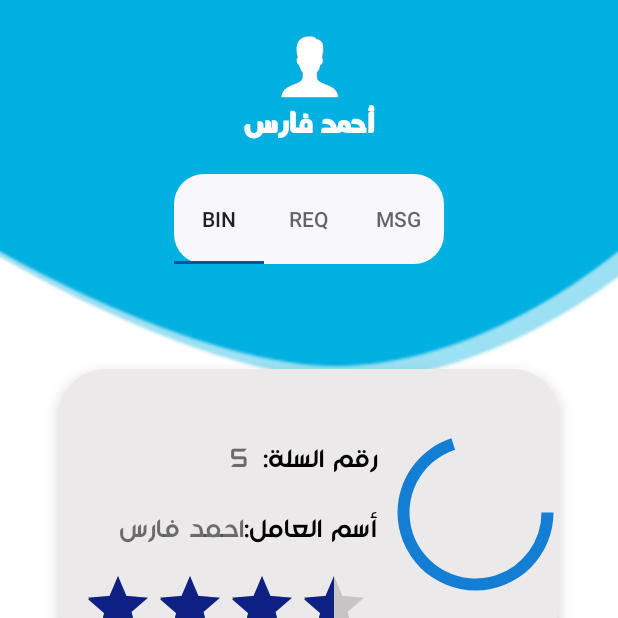
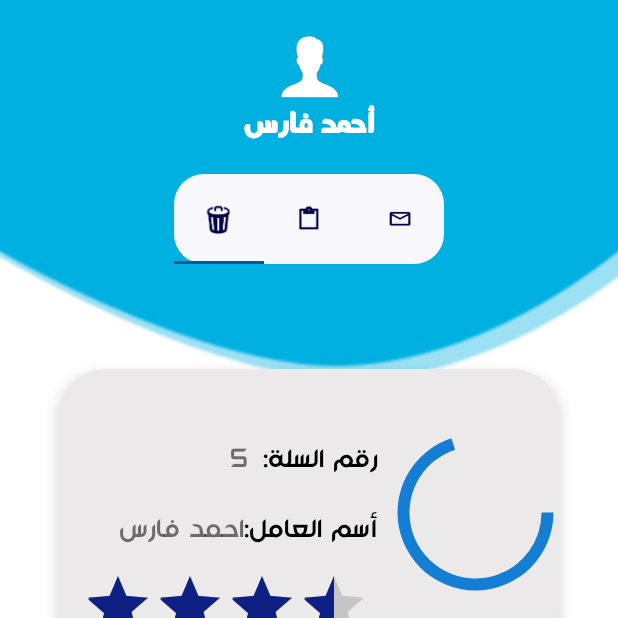
Before and after one commit to A-Fares/GMIS, an Android app: the screen it shows after launch (MainActivity), on a phone screen of 412 x 824 dp, the top half of it. Run offline under Robolectric (Android 15) with nearby library versions, the phone set to English and light mode, and no system bars.

Commit message:
Set icons for tabLayout

```diff
--- a/app/src/main/java/com/example/gmisproject/MainActivity.java
+++ b/app/src/main/java/com/example/gmisproject/MainActivity.java
@@ -31,15 +31,12 @@ public class MainActivity extends AppCompatActivity {
 
         tabLayout.setupWithViewPager(viewPager);
 
-        final TabLayout.Tab msg=tabLayout.newTab();
-        final TabLayout.Tab trash=tabLayout.newTab();
-        final TabLayout.Tab request=tabLayout.newTab();
-
-        msg.setIcon(R.drawable.msg);
-        trash.setIcon(R.drawable.trash);
-        request.setIcon(R.drawable.req1);
 
         tabLayout.setSelectedTabIndicatorColor(ContextCompat.getColor(this,R.color.colorPrimaryDark));
-        viewPager.addOnPageChangeListener(new TabLayout.TabLayoutOnPageChangeListener(tabLayout));
+     //   viewPager.addOnPageChangeListener(new TabLayout.TabLayoutOnPageChangeListener(tabLayout));
+
+        tabLayout.getTabAt(0).setIcon(R.drawable.trash);
+        tabLayout.getTabAt(1).setIcon(R.drawable.req1);
+        tabLayout.getTabAt(2).setIcon(R.drawable.msg);
     }
 }
--- a/app/src/main/java/com/example/gmisproject/user/UserFragmentAdapter.java
+++ b/app/src/main/java/com/example/gmisproject/user/UserFragmentAdapter.java
@@ -31,15 +31,5 @@ public class UserFragmentAdapter extends FragmentPagerAdapter {
         }
     }
 
-    @Override
-    public CharSequence getPageTitle(int position) {
 
-        if (position == 0) {
-            return "Bin";
-        } else if (position == 1) {
-            return "Req";
-        } else {
-            return "Msg";
-        }
-    }
 }
```
